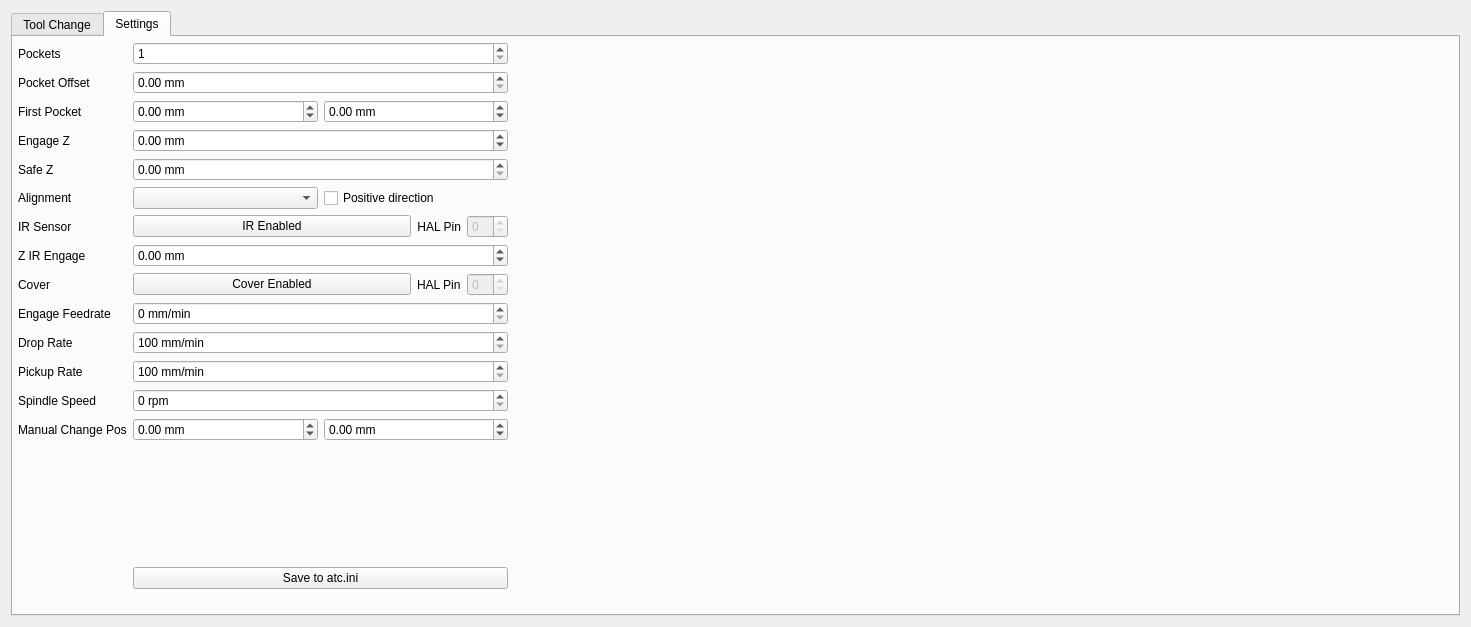
Above: michi-1/user_tabs/rapidchange/rapidchange.ui from sttts/linuxcnc-configs before the change. Below: the same form after it.
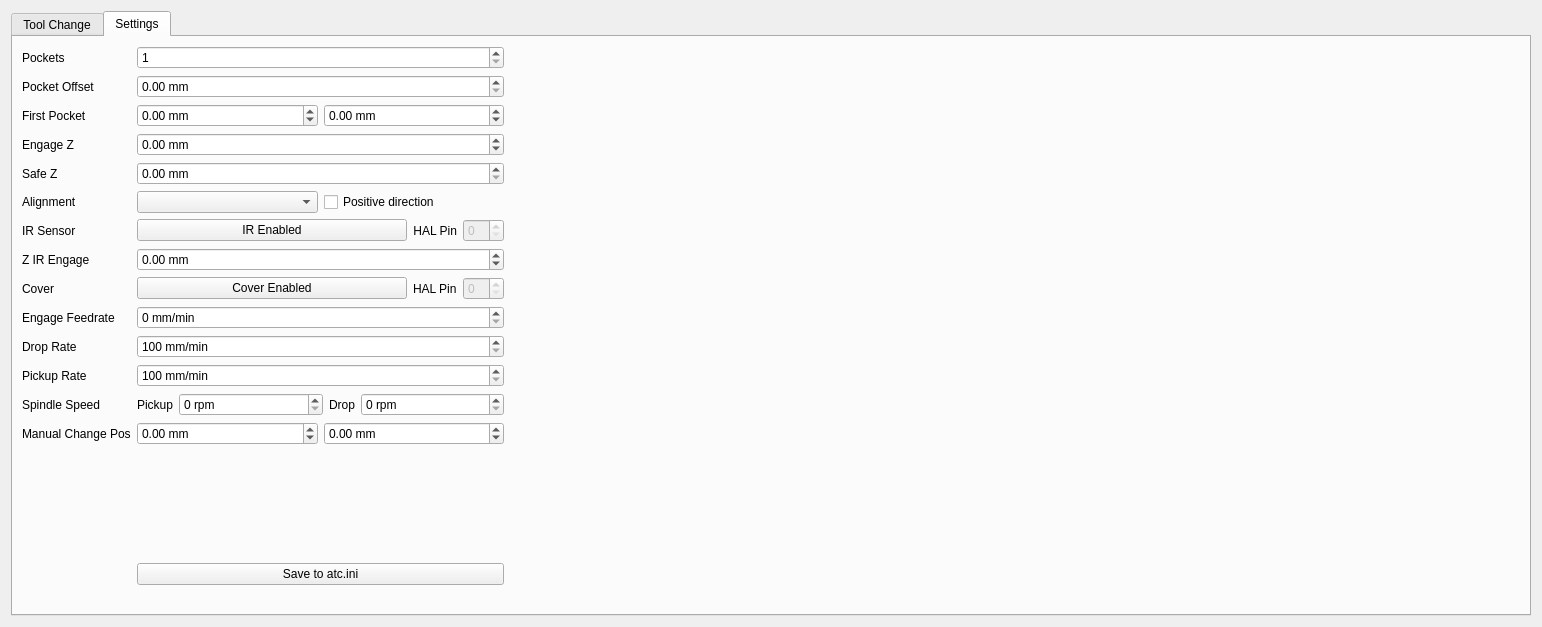
That is the form after the change. The open tabs and pages were chosen to show the change. Icons and pictures are not drawn. Custom widgets are drawn as their Qt base class.

What changed in the file:
```diff
--- a/michi-1/user_tabs/rapidchange/rapidchange.ui
+++ b/michi-1/user_tabs/rapidchange/rapidchange.ui
@@ -6,7 +6,7 @@
    <rect>
     <x>0</x>
     <y>0</y>
-    <width>1471</width>
+    <width>1542</width>
     <height>619</height>
    </rect>
   </property>
@@ -3157,58 +3157,43 @@
       <attribute name="title">
        <string>Settings</string>
       </attribute>
-      <layout class="QFormLayout" name="form">
-       <property name="sizeConstraint">
-        <enum>QLayout::SetDefaultConstraint</enum>
-       </property>
-       <property name="leftMargin">
-        <number>5</number>
-       </property>
-       <property name="topMargin">
-        <number>5</number>
-       </property>
-       <property name="rightMargin">
-        <number>5</number>
-       </property>
-       <property name="bottomMargin">
-        <number>5</number>
-       </property>
-       <item row="2" column="0">
+      <layout class="QFormLayout" name="formLayout">
+       <item row="0" column="0">
         <widget class="QLabel" name="numPocketsLabel">
          <property name="text">
           <string>Pockets</string>
          </property>
         </widget>
        </item>
-       <item row="2" column="1">
+       <item row="0" column="1">
         <widget class="QSpinBox" name="numPockets">
          <property name="minimum">
           <number>1</number>
          </property>
         </widget>
        </item>
-       <item row="3" column="0">
+       <item row="1" column="0">
         <widget class="QLabel" name="label_3">
          <property name="text">
           <string>Pocket Offset</string>
          </property>
         </widget>
        </item>
-       <item row="3" column="1">
+       <item row="1" column="1">
         <widget class="QDoubleSpinBox" name="pocketOffset">
          <property name="suffix">
           <string> mm</string>
          </property>
         </widget>
        </item>
-       <item row="4" column="0">
+       <item row="2" column="0">
         <widget class="QLabel" name="label_4">
          <property name="text">
           <string>First Pocket </string>
          </property>
         </widget>
        </item>
-       <item row="4" column="1">
+       <item row="2" column="1">
         <layout class="QHBoxLayout" name="horizontalLayout_4">
          <item>
           <widget class="QDoubleSpinBox" name="firstPocketX">
@@ -3238,14 +3223,14 @@
          </item>
         </layout>
        </item>
-       <item row="5" column="0">
+       <item row="3" column="0">
         <widget class="QLabel" name="label_6">
          <property name="text">
           <string>Engage Z</string>
          </property>
         </widget>
        </item>
-       <item row="5" column="1">
+       <item row="3" column="1">
         <widget class="QDoubleSpinBox" name="engageZ">
          <property name="suffix">
           <string> mm</string>
@@ -3258,14 +3243,14 @@
          </property>
         </widget>
        </item>
-       <item row="6" column="0">
+       <item row="4" column="0">
         <widget class="QLabel" name="label">
          <property name="text">
           <string>Safe Z</string>
          </property>
         </widget>
        </item>
-       <item row="6" column="1">
+       <item row="4" column="1">
         <widget class="QDoubleSpinBox" name="safeZ">
          <property name="suffix">
           <string> mm</string>
@@ -3275,14 +3260,14 @@
          </property>
         </widget>
        </item>
-       <item row="7" column="0">
+       <item row="5" column="0">
         <widget class="QLabel" name="label_7">
          <property name="text">
           <string>Alignment</string>
          </property>
         </widget>
        </item>
-       <item row="7" column="1">
+       <item row="5" column="1">
         <layout class="QHBoxLayout" name="horizontalLayout_5">
          <item>
           <widget class="QComboBox" name="alignAxis"/>
@@ -3296,14 +3281,14 @@
          </item>
         </layout>
        </item>
-       <item row="9" column="0">
+       <item row="6" column="0">
         <widget class="QLabel" name="label_17">
          <property name="text">
           <string>IR Sensor</string>
          </property>
         </widget>
        </item>
-       <item row="9" column="1">
+       <item row="6" column="1">
         <layout class="QHBoxLayout" name="horizontalLayout_7">
          <property name="topMargin">
           <number>0</number>
@@ -3359,14 +3344,14 @@
          </item>
         </layout>
        </item>
-       <item row="10" column="0">
+       <item row="7" column="0">
         <widget class="QLabel" name="label_9">
          <property name="text">
           <string>Z IR Engage</string>
          </property>
         </widget>
        </item>
-       <item row="10" column="1">
+       <item row="7" column="1">
         <widget class="QDoubleSpinBox" name="zIREngage">
          <property name="suffix">
           <string> mm</string>
@@ -3379,14 +3364,14 @@
          </property>
         </widget>
        </item>
-       <item row="11" column="0">
+       <item row="8" column="0">
         <widget class="QLabel" name="label_16">
          <property name="text">
           <string>Cover</string>
          </property>
         </widget>
        </item>
-       <item row="11" column="1">
+       <item row="8" column="1">
         <layout class="QHBoxLayout" name="horizontalLayout_8">
          <property name="topMargin">
           <number>0</number>
@@ -3423,14 +3408,14 @@
          </item>
         </layout>
        </item>
-       <item row="12" column="0">
+       <item row="9" column="0">
         <widget class="QLabel" name="label_11">
          <property name="text">
           <string>Engage Feedrate</string>
          </property>
         </widget>
        </item>
-       <item row="12" column="1">
+       <item row="9" column="1">
         <widget class="QDoubleSpinBox" name="engageFeedRate">
          <property name="suffix">
           <string> mm/min</string>
@@ -3446,14 +3431,14 @@
          </property>
         </widget>
        </item>
-       <item row="13" column="0">
+       <item row="10" column="0">
         <widget class="QLabel" name="label_12">
          <property name="text">
           <string>Drop Rate</string>
          </property>
         </widget>
        </item>
-       <item row="13" column="1">
+       <item row="10" column="1">
         <widget class="QDoubleSpinBox" name="dropRate">
          <property name="suffix">
           <string> mm/min</string>
@@ -3472,14 +3457,14 @@
          </property>
         </widget>
        </item>
-       <item row="14" column="0">
+       <item row="11" column="0">
         <widget class="QLabel" name="label_13">
          <property name="text">
           <string>Pickup Rate</string>
          </property>
         </widget>
        </item>
-       <item row="14" column="1">
+       <item row="11" column="1">
         <widget class="QDoubleSpinBox" name="pickupRate">
          <property name="suffix">
           <string> mm/min</string>
@@ -3498,37 +3483,86 @@
          </property>
         </widget>
        </item>
-       <item row="15" column="0">
+       <item row="12" column="0">
         <widget class="QLabel" name="label_14">
          <property name="text">
           <string>Spindle Speed</string>
          </property>
         </widget>
        </item>
-       <item row="15" column="1">
-        <widget class="QDoubleSpinBox" name="spindleSpeed">
-         <property name="suffix">
-          <string> rpm</string>
-         </property>
-         <property name="decimals">
-          <number>0</number>
-         </property>
-         <property name="maximum">
-          <double>40000.000000000000000</double>
-         </property>
-         <property name="singleStep">
-          <double>100.000000000000000</double>
-         </property>
-        </widget>
+       <item row="12" column="1">
+        <layout class="QHBoxLayout" name="horizontalLayout_19">
+         <item>
+          <widget class="QLabel" name="label_18">
+           <property name="text">
+            <string>Pickup</string>
+           </property>
+          </widget>
+         </item>
+         <item>
+          <widget class="QDoubleSpinBox" name="spindleSpeedPickup">
+           <property name="sizePolicy">
+            <sizepolicy hsizetype="Minimum" vsizetype="Fixed">
+             <horstretch>100</horstretch>
+             <verstretch>0</verstretch>
+            </sizepolicy>
+           </property>
+           <property name="suffix">
+            <string> rpm</string>
+           </property>
+           <property name="decimals">
+            <number>0</number>
+           </property>
+           <property name="maximum">
+            <double>40000.000000000000000</double>
+           </property>
+           <property name="singleStep">
+            <double>100.000000000000000</double>
+           </property>
+          </widget>
+         </item>
+         <item>
+          <widget class="QLabel" name="label_19">
+           <property name="text">
+            <string>Drop</string>
+           </property>
+           <property name="alignment">
+            <set>Qt::AlignRight|Qt::AlignTrailing|Qt::AlignVCenter</set>
+           </property>
+          </widget>
+         </item>
+         <item>
+          <widget class="QDoubleSpinBox" name="spindleSpeedDrop">
+           <property name="sizePolicy">
+            <sizepolicy hsizetype="Minimum" vsizetype="Fixed">
+             <horstretch>100</horstretch>
+             <verstretch>0</verstretch>
+            </sizepolicy>
+           </property>
+           <property name="suffix">
+            <string> rpm</string>
+           </property>
+           <property name="decimals">
+            <number>0</number>
+           </property>
+           <property name="maximum">
+            <double>40000.000000000000000</double>
+           </property>
+           <property name="singleStep">
+            <double>100.000000000000000</double>
+           </property>
+          </widget>
+         </item>
+        </layout>
        </item>
-       <item row="16" column="0">
+       <item row="13" column="0">
         <widget class="QLabel" name="label_15">
          <property name="text">
           <string>Manual Change Pos</string>
          </property>
         </widget>
        </item>
-       <item row="16" column="1">
+       <item row="13" column="1">
         <layout class="QHBoxLayout" name="horizontalLayout_3">
          <item>
           <widget class="QDoubleSpinBox" name="xManualChangePos">
@@ -3558,7 +3592,7 @@
          </item>
         </layout>
        </item>
-       <item row="17" column="1">
+       <item row="14" column="1">
         <spacer name="verticalSpacer">
          <property name="orientation">
           <enum>Qt::Vertical</enum>
@@ -3571,14 +3605,14 @@
          </property>
         </spacer>
        </item>
-       <item row="18" column="1">
+       <item row="15" column="1">
         <widget class="QPushButton" name="saveIniButton">
          <property name="text">
           <string>Save to atc.ini</string>
          </property>
         </widget>
        </item>
-       <item row="23" column="0">
+       <item row="17" column="0">
         <widget class="QLabel" name="label_2">
          <property name="text">
           <string/>
```
Left out of the diff: 8 changed lines with no effect on the pictures.
